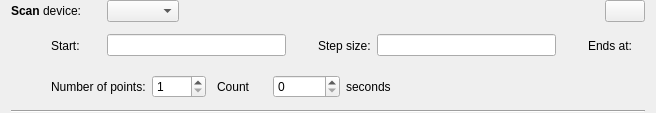
The window that nicos/clients/gui/cmdlets/scan.ui (mlz-ictrl/nicos) describes before a commit, drawn with Qt 5.
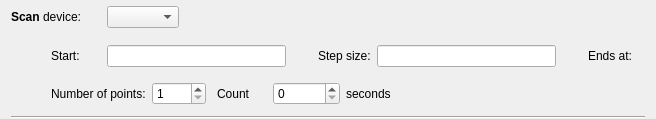
The same window after the commit. Icons and pictures are not drawn.

```diff
--- a/nicos/clients/gui/cmdlets/scan.ui
+++ b/nicos/clients/gui/cmdlets/scan.ui
@@ -7,7 +7,7 @@
     <x>0</x>
     <y>0</y>
     <width>656</width>
-    <height>113</height>
+    <height>119</height>
    </rect>
   </property>
   <property name="windowTitle">
@@ -52,19 +52,12 @@
       </spacer>
      </item>
      <item>
-      <widget class="QPushButton" name="delBtn">
-       <property name="sizePolicy">
-        <sizepolicy hsizetype="Minimum" vsizetype="Fixed">
-         <horstretch>0</horstretch>
-         <verstretch>0</verstretch>
-        </sizepolicy>
-       </property>
-       <property name="text">
-        <string/>
-       </property>
-       <property name="icon">
-        <iconset resource="../../../../resources/nicos-gui.qrc">
-         <normaloff>:/remove</normaloff>:/remove</iconset>
+      <widget class="QWidget" name="buttons" native="true">
+       <property name="minimumSize">
+        <size>
+         <width>156</width>
+         <height>34</height>
+        </size>
        </property>
       </widget>
      </item>
```
Left out of the diff: 1 changed line with no effect on the pictures.
